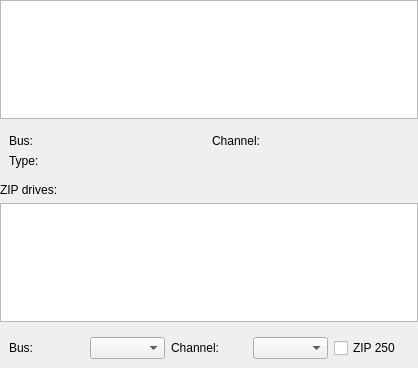
starfrost013/86Box, file src/qt/qt_settingsotherremovable.ui: the form before one commit.
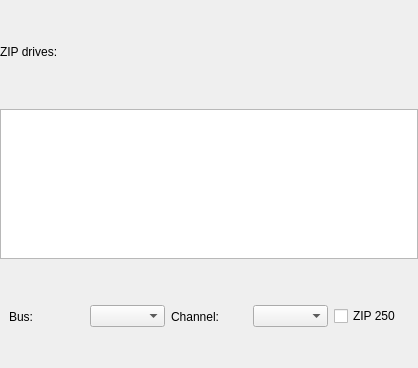
The form after the commit.

Diff of the .ui file:
```diff
--- a/src/qt/qt_settingsotherremovable.ui
+++ b/src/qt/qt_settingsotherremovable.ui
@@ -27,65 +27,7 @@
     <number>0</number>
    </property>
    <item>
-    <widget class="QTableView" name="tableViewMO">
-     <property name="sizePolicy">
-      <sizepolicy hsizetype="Preferred" vsizetype="Preferred">
-       <horstretch>0</horstretch>
-       <verstretch>0</verstretch>
-      </sizepolicy>
-     </property>
-     <property name="maximumSize">
-      <size>
-       <width>16777215</width>
-       <height>150</height>
-      </size>
-     </property>
-     <property name="editTriggers">
-      <set>QAbstractItemView::NoEditTriggers</set>
-     </property>
-     <property name="selectionMode">
-      <enum>QAbstractItemView::SingleSelection</enum>
-     </property>
-     <property name="selectionBehavior">
-      <enum>QAbstractItemView::SelectRows</enum>
-     </property>
-     <property name="showGrid">
-      <bool>false</bool>
-     </property>
-     <attribute name="verticalHeaderVisible">
-      <bool>false</bool>
-     </attribute>
-    </widget>
-   </item>
-   <item>
-    <widget class="QWidget" name="moControls" native="true">
-     <layout class="QGridLayout" name="gridLayout">
-      <item row="0" column="0">
-       <widget class="QLabel" name="label_2">
-        <property name="text">
-         <string>Bus:</string>
-        </property>
-       </widget>
-      </item>
-      <item row="0" column="2">
-       <widget class="QLabel" name="label_7">
-        <property name="text">
-         <string>Channel:</string>
-        </property>
-       </widget>
-      </item>
-      <item row="1" column="0">
-       <widget class="QLabel" name="label_4">
-        <property name="text">
-         <string>Type:</string>
-        </property>
-       </widget>
-      </item>
-     </layout>
-    </widget>
-   </item>
-   <item>
-    <widget class="QLabel" name="label_6">
+    <widget class="QLabel" name="tableViewZIPHeader">
      <property name="text">
       <string>ZIP drives:</string>
      </property>
```
